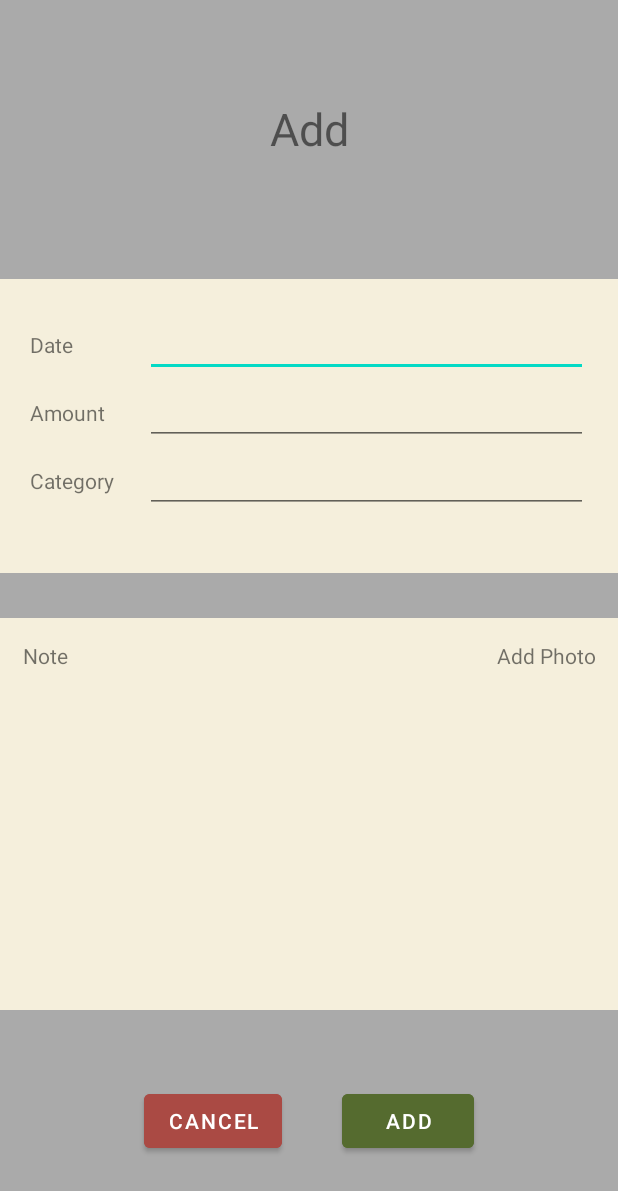
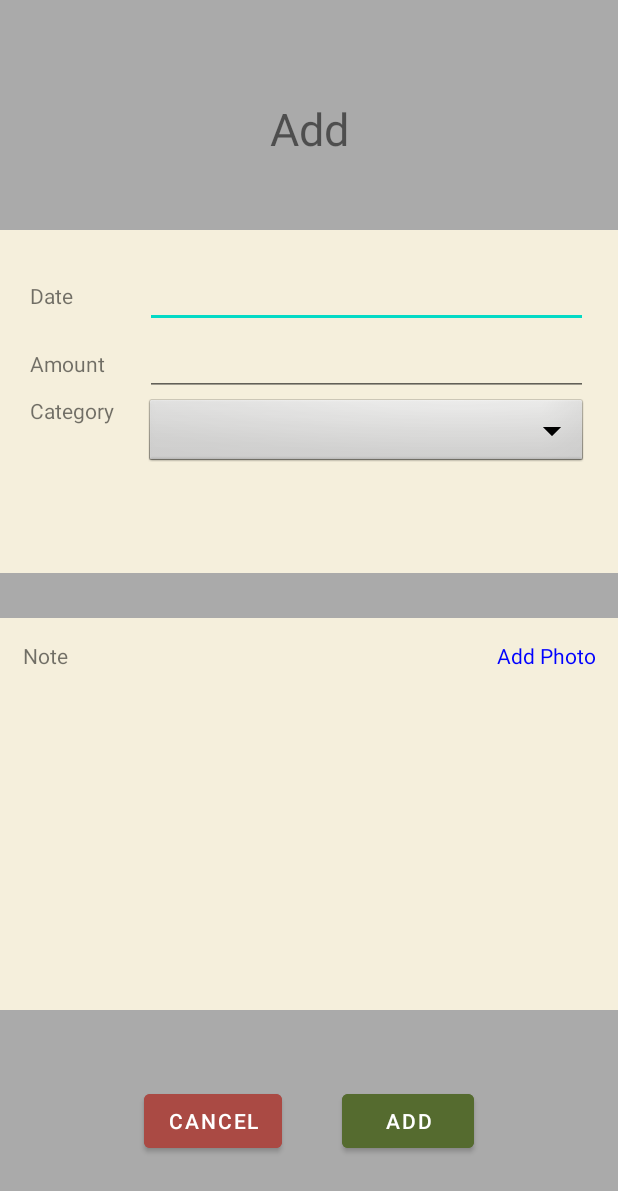
Before and after one commit to victortulabot/FinanceUp, an Android app: the layout activity_add.xml on its own in the app's theme, with its tools: preview values and no code run, on a phone screen of 412 x 824 dp. Shown: the top 1191 px of the screen. Run offline under Robolectric (Android 15) with nearby library versions, the phone set to English and light mode, and no system bars.

Commit message:
Camera and Dropdown feature

```diff
--- a/app/src/main/res/layout/activity_add.xml
+++ b/app/src/main/res/layout/activity_add.xml
@@ -13,7 +13,7 @@
     <LinearLayout
         android:layout_width="match_parent"
         android:layout_height="wrap_content"
-        android:layout_weight="1"
+        android:layout_weight="0.5"
         android:paddingTop="50dp"
         android:background="@android:color/darker_gray">
 
@@ -32,7 +32,7 @@
     <TableLayout
         android:layout_width="match_parent"
         android:layout_height="0dp"
-        android:layout_weight="3"
+        android:layout_weight="3.5"
         android:stretchColumns="2"
         android:padding="20dp"
         android:background="#f5efdc">
@@ -77,14 +77,16 @@
                 android:layout_height="wrap_content"
                 android:layout_column="1" />
 
-            <EditText
-                android:id="@+id/tv_category"
+            <Spinner
+                android:id="@+id/spinner_category"
                 android:width="200dp"
                 android:layout_width="wrap_content"
                 android:layout_height="wrap_content"
                 android:layout_column="2"
                 android:layout_marginStart="20sp"
-                android:layout_marginLeft="20sp" />
+                android:layout_marginLeft="20sp"
+                android:background="@android:drawable/btn_dropdown"
+                android:spinnerMode="dropdown"/>
         </TableRow>
 
     </TableLayout>
@@ -105,11 +107,14 @@
                 android:layout_height="wrap_content"
                 android:layout_column="1" />
             <TextView
+                android:id="@+id/tv_photo"
                 android:text="Add Photo"
+                android:textColor="#0000FF"
                 android:gravity="end"
                 android:layout_width="wrap_content"
                 android:layout_height="wrap_content"
-                android:layout_column="1" />
+                android:layout_column="1"
+                android:clickable="true"/>
 
         </TableRow>
     </TableLayout>
```
Also changed, not shown: app/src/main/AndroidManifest.xml (+9 -0 lines), app/src/main/java/com/mobdeve/s12/tulabot/villanueva/financeup/AddActivity.kt (+37 -0 lines).
